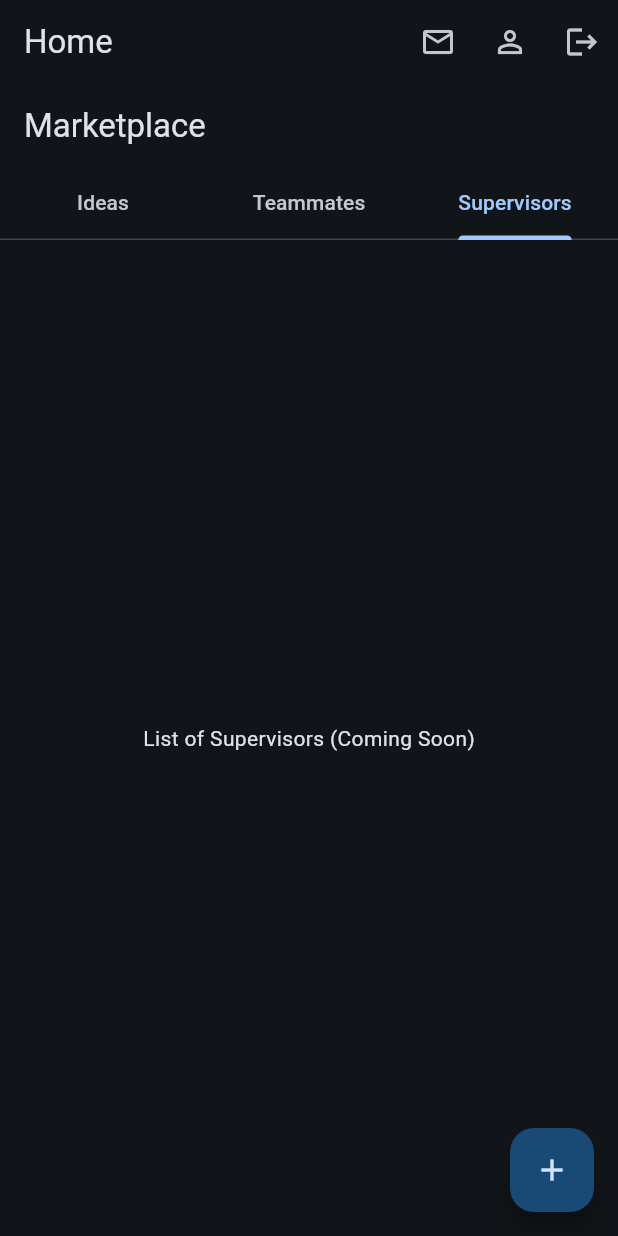
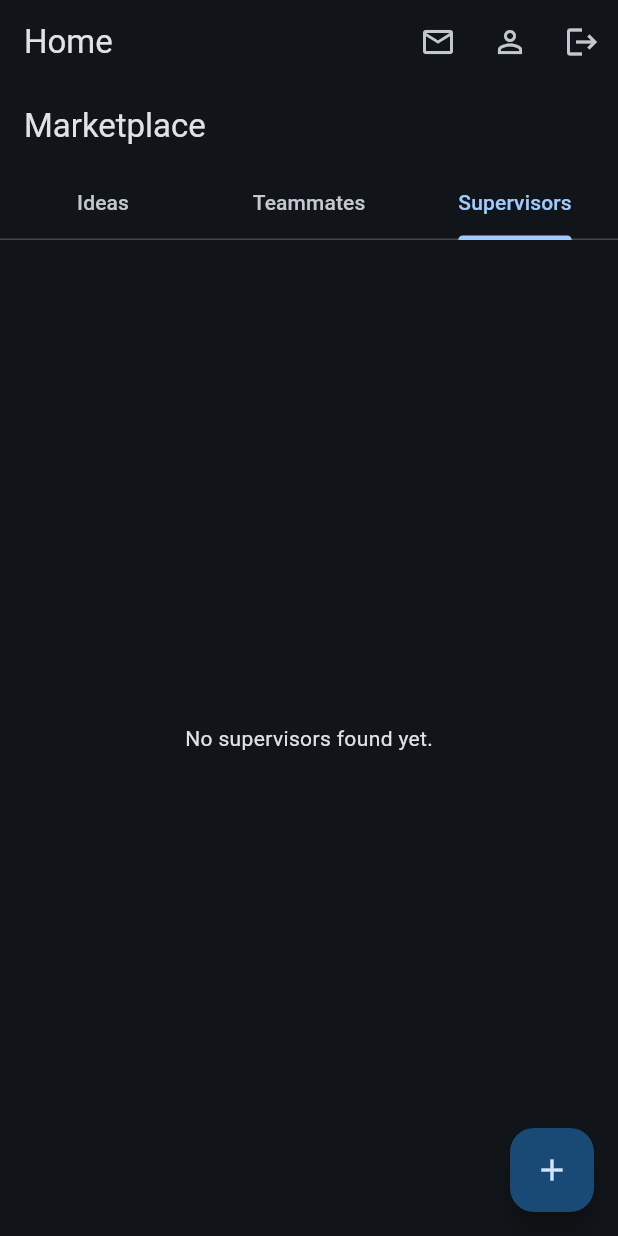
Before and after one commit to BinaryVibe/fyp-hub, a Flutter app: the screen it shows after launch, tab 3 chosen, on a phone screen of 412 x 824 dp. Run offline on Flutter 3.47's test engine with Material 3 defaults, Android fonts, the light colour scheme and no system bars; our stand-ins replace animate_do, cloud_firestore, firebase_auth, firebase_core; accounts and stored records are empty.

Commit message:
show the Data in the Tab
replaced the 3rd "Placeholder" tab with a StreamBuilder. This widget listens to the database and updates the list automatically whenever a new supervisor signs up.

```diff
--- a/fyp_hub/lib/screens/marketplace/marketplace_feed.dart
+++ b/fyp_hub/lib/screens/marketplace/marketplace_feed.dart
@@ -1,18 +1,20 @@
 import 'package:flutter/material.dart';
+import '../../services/marketplace_service.dart';
+import '../../models/supervisor.dart';
 
 class MarketplaceFeed extends StatelessWidget {
   const MarketplaceFeed({super.key});
 
   @override
   Widget build(BuildContext context) {
-    // 1. DefaultTabController controls the 3 tabs automatically
+    final MarketplaceService _marketplaceService = MarketplaceService();
+
     return DefaultTabController(
       length: 3,
       child: Scaffold(
-        // 2. We put the TabBar inside an AppBar (or just a Column)
         appBar: AppBar(
           title: const Text('Marketplace'),
-          automaticallyImplyLeading: false, // Removes the back button
+          automaticallyImplyLeading: false,
           bottom: const TabBar(
             tabs: [
               Tab(text: 'Ideas'),
@@ -21,19 +23,70 @@ class MarketplaceFeed extends StatelessWidget {
             ],
           ),
         ),
-        // 3. The TabBarView holds the content for each tab
-        body: const TabBarView(
+        body: TabBarView(
           children: [
-            Center(child: Text("Feed for Project Ideas (Coming Soon)")),
-            Center(child: Text("Feed for Finding Teammates (Coming Soon)")),
-            Center(child: Text("List of Supervisors (Coming Soon)")),
+            const Center(child: Text("Feed for Project Ideas (Coming Soon)")),
+            const Center(
+              child: Text("Feed for Finding Teammates (Coming Soon)"),
+            ),
+
+            // --- TAB 3: SUPERVISORS LIST ---
+            StreamBuilder<List<Supervisor>>(
+              stream: _marketplaceService.getAllSupervisors(),
+              builder: (context, snapshot) {
+                // 1. Loading State
+                if (snapshot.connectionState == ConnectionState.waiting) {
+                  return const Center(child: CircularProgressIndicator());
+                }
+
+                // 2. Error State
+                if (snapshot.hasError) {
+                  return Center(child: Text("Error: ${snapshot.error}"));
+                }
+
+                // 3. Empty State
+                if (!snapshot.hasData || snapshot.data!.isEmpty) {
+                  return const Center(child: Text("No supervisors found yet."));
+                }
+
+                // 4. Success State (Show the List)
+                final supervisors = snapshot.data!;
+                return ListView.builder(
+                  itemCount: supervisors.length,
+                  itemBuilder: (context, index) {
+                    final supervisor = supervisors[index];
+                    return Card(
+                      margin: const EdgeInsets.symmetric(
+                        horizontal: 10,
+                        vertical: 5,
+                      ),
+                      child: ListTile(
+                        leading: CircleAvatar(
+                          backgroundColor: Colors.purple.shade100,
+                          child: Text(
+                            supervisor.name[0],
+                          ), // First letter of name
+                        ),
+                        title: Text(supervisor.name),
+                        subtitle: Text(
+                          supervisor.interests.join(", "),
+                        ), // Show interests
+                        trailing: const Icon(Icons.chevron_right),
+                        onTap: () {
+                          // TODO: Open Supervisor Details (or Request Form)
+                        },
+                      ),
+                    );
+                  },
+                );
+              },
+            ),
+            // -------------------------------
           ],
         ),
-        // 4. Your "Create Post" button floats here
         floatingActionButton: FloatingActionButton(
           onPressed: () {
             // TODO: Navigate to CreatePostScreen
-            print("Create Post Clicked");
           },
           child: const Icon(Icons.add),
         ),
```
